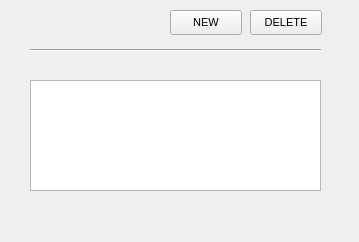
This is ui/main.ui in kevin-lam/RedditNotifier as Qt 5 draws it before an edit. The edited form follows.
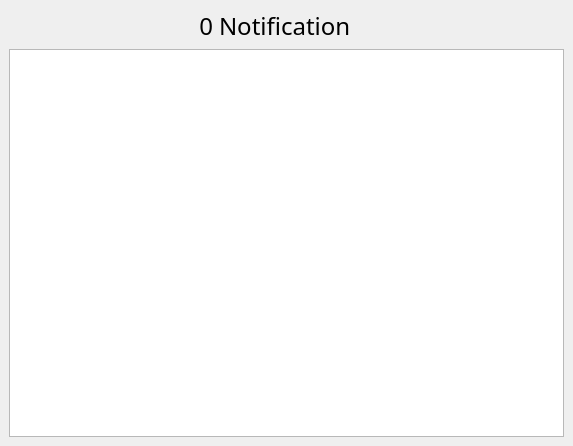
This is the edited form. Icons and pictures are not drawn.

Commit message: Finished general ui. Starting edit_email_dialog logic

What changed in the file:
```diff
--- a/ui/main.ui
+++ b/ui/main.ui
@@ -6,8 +6,8 @@
    <rect>
     <x>0</x>
     <y>0</y>
-    <width>359</width>
-    <height>242</height>
+    <width>573</width>
+    <height>446</height>
    </rect>
   </property>
   <property name="windowTitle">
@@ -17,69 +17,125 @@
    <enum>QTabWidget::Rounded</enum>
   </property>
   <widget class="QWidget" name="centralwidget">
-   <widget class="QPushButton" name="pushButton">
-    <property name="geometry">
-     <rect>
-      <x>170</x>
-      <y>10</y>
-      <width>72</width>
-      <height>25</height>
-     </rect>
-    </property>
-    <property name="font">
-     <font>
-      <pointsize>8</pointsize>
-     </font>
-    </property>
-    <property name="text">
-     <string>NEW</string>
-    </property>
-   </widget>
-   <widget class="Line" name="line">
-    <property name="geometry">
-     <rect>
-      <x>30</x>
-      <y>40</y>
-      <width>291</width>
-      <height>20</height>
-     </rect>
-    </property>
-    <property name="orientation">
-     <enum>Qt::Horizontal</enum>
-    </property>
-   </widget>
-   <widget class="QPushButton" name="pushButton_2">
-    <property name="geometry">
-     <rect>
-      <x>250</x>
-      <y>10</y>
-      <width>72</width>
-      <height>25</height>
-     </rect>
-    </property>
-    <property name="font">
-     <font>
-      <pointsize>8</pointsize>
-     </font>
-    </property>
-    <property name="text">
-     <string>DELETE</string>
-    </property>
-   </widget>
-   <widget class="QListView" name="listView">
-    <property name="geometry">
-     <rect>
-      <x>30</x>
-      <y>80</y>
-      <width>291</width>
-      <height>111</height>
-     </rect>
-    </property>
-   </widget>
-   <zorder>line</zorder>
-   <zorder>pushButton_2</zorder>
-   <zorder>pushButton</zorder>
-   <zorder>listView</zorder>
+   <layout class="QVBoxLayout" name="verticalLayout_3">
+    <item>
+     <layout class="QHBoxLayout" name="header_layout" stretch="2,1,3,2">
+      <item>
+       <layout class="QVBoxLayout" name="spacer"/>
+      </item>
+      <item>
+       <widget class="QLabel" name="notification_count_label">
+        <property name="font">
+         <font>
+          <family>Sans Serif</family>
+          <pointsize>18</pointsize>
+         </font>
+        </property>
+        <property name="text">
+         <string>0</string>
+        </property>
+        <property name="alignment">
+         <set>Qt::AlignRight|Qt::AlignTrailing|Qt::AlignVCenter</set>
+        </property>
+       </widget>
+      </item>
+      <item>
+       <widget class="QLabel" name="notification_label">
+        <property name="font">
+         <font>
+          <family>Sans Serif</family>
+          <pointsize>18</pointsize>
+         </font>
+        </property>
+        <property name="text">
+         <string>Notification</string>
+        </property>
+       </widget>
+      </item>
+      <item>
+       <layout class="QHBoxLayout" name="button_layout">
+        <property name="spacing">
+         <number>0</number>
+        </property>
+        <item>
+         <widget class="QPushButton" name="edit_email_button">
+          <property name="styleSheet">
+           <string notr="true">QPushButton {
+	padding-left: 0px;
+	padding-right: 0px;
+	padding-top: 8px;
+	padding-bottom: 8px;
+	margin: 0px;
+}</string>
+          </property>
+          <property name="locale">
+           <locale language="English" country="UnitedStates"/>
+          </property>
+          <property name="text">
+           <string/>
+          </property>
+          <property name="icon">
+           <iconset>
+            <normaloff>../img/email.svg</normaloff>../img/email.svg</iconset>
+          </property>
+          <property name="iconSize">
+           <size>
+            <width>24</width>
+            <height>24</height>
+           </size>
+          </property>
+          <property name="checkable">
+           <bool>false</bool>
+          </property>
+          <property name="flat">
+           <bool>true</bool>
+          </property>
+         </widget>
+        </item>
+        <item>
+         <widget class="QPushButton" name="new_notification_button">
+          <property name="styleSheet">
+           <string notr="true">QPushButton {
+	padding-left: 0px;
+	padding-right: 0px;
+	padding-top: 8px;
+	padding-bottom: 8px;
+	margin: 0px;
+}</string>
+          </property>
+          <property name="text">
+           <string/>
+          </property>
+          <property name="icon">
+           <iconset>
+            <normaloff>../img/list_add.svg</normaloff>../img/list_add.svg</iconset>
+          </property>
+          <property name="iconSize">
+           <size>
+            <width>24</width>
+            <height>24</height>
+           </size>
+          </property>
+          <property name="default">
+           <bool>false</bool>
+          </property>
+          <property name="flat">
+           <bool>true</bool>
+          </property>
+         </widget>
+        </item>
+       </layout>
+      </item>
+     </layout>
+    </item>
+    <item>
+     <layout class="QVBoxLayout" name="list_view_layout">
+      <item>
+       <widget class="QListWidget" name="notification_list"/>
+      </item>
+     </layout>
+    </item>
+   </layout>
   </widget>
   <widget class="QMenuBar" name="menubar">
    <property name="geometry">
```
Left out of the diff: 2 changed lines with no effect on the pictures. The commit also changes 15 other files.
